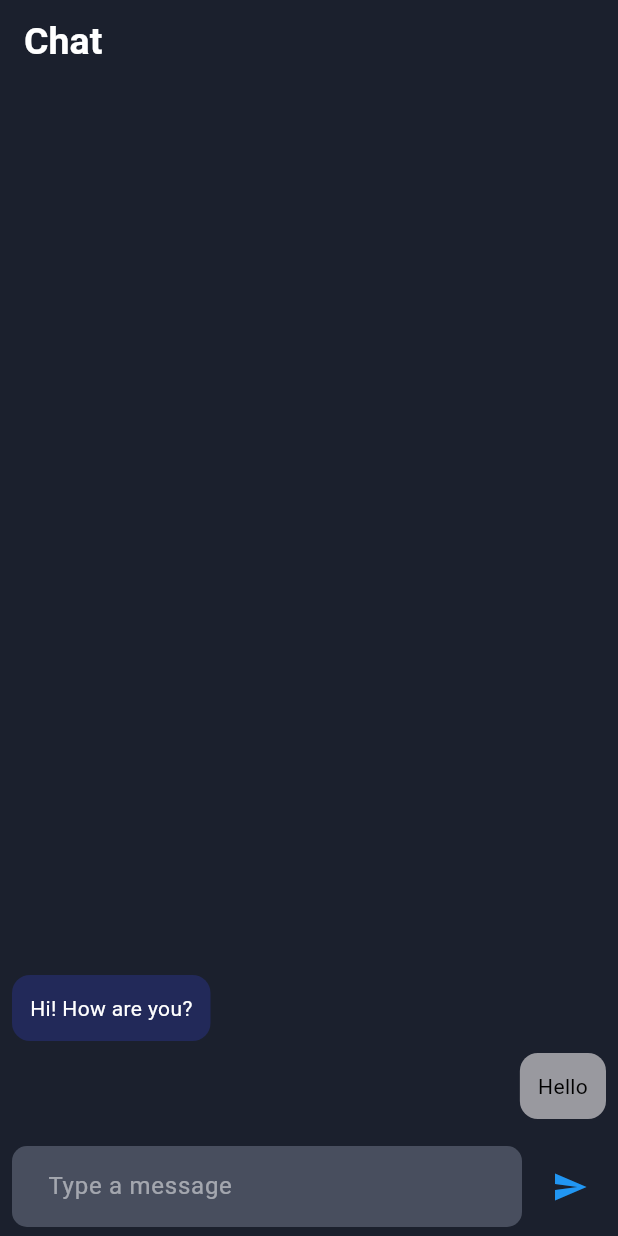
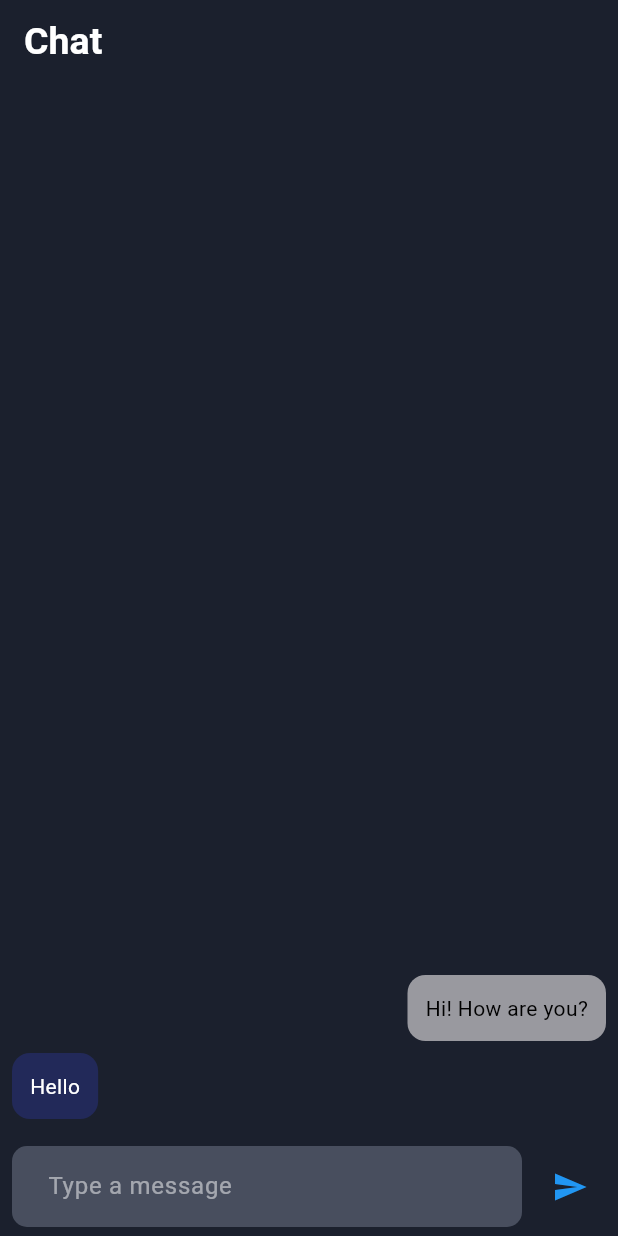
Before and after one commit to RezoneMajhakoti-protocol/Real-Time-E2EE-Chat-Binary-Protocol, a Flutter app: the screen it shows after launch, after a tap on the "send" icon, on a phone screen of 412 x 824 dp. Run offline on Flutter 3.47's test engine with Material 3 defaults, Android fonts, the phone set to English and light mode, and no system bars.

Commit message:
Real Time E2EE Chat FrontEnd Updated and Its Fully Completed

```diff
--- a/Task_1_Real_Time_E2EE_Chat_(Binary_Protocol)/tast_1_real_time_e2ee_binary_protocol/lib/main.dart
+++ b/Task_1_Real_Time_E2EE_Chat_(Binary_Protocol)/tast_1_real_time_e2ee_binary_protocol/lib/main.dart
@@ -31,11 +31,29 @@ class _messages_Test {
 
 
 class _MyHomePageState extends State<MyHomePage> {
-
+  final TextEditingController _text_controller = TextEditingController();
   final List<_messages_Test> message = [
     _messages_Test(text: "Hello", isMe: false),
     _messages_Test(text: "Hi! How are you?", isMe: true)
   ];
+  void sendMessage()
+  {
+    if (_text_controller.text.trim().isEmpty)
+      {
+        return;
+      }
+
+    setState(() {
+
+      message.insert(0, _messages_Test(text: _text_controller.text, isMe: true));
+
+    });
+
+    _text_controller.clear();
+
+  }
+
+
 
   @override
   Widget build(BuildContext context) {
@@ -61,19 +79,19 @@ class _MyHomePageState extends State<MyHomePage> {
               itemBuilder: (context, index){
               final msg = message[index];
               return Align(
-                alignment: msg.isMe ? Alignment.centerLeft : Alignment.centerRight,
+                alignment: msg.isMe ? Alignment.centerRight : Alignment.centerLeft,
                 child: Container(
                   margin: const EdgeInsets.symmetric(vertical: 4),
                   padding: const EdgeInsets.all(12),
                   constraints: const BoxConstraints(maxWidth: 280),
                   decoration: BoxDecoration(
-                    color: msg.isMe ? Color(0x353B4AFF) : Color(0xFF99999F
+                    color: !msg.isMe ? Color(0x353B4AFF) : Color(0xFF99999F
                     ),
                     borderRadius: BorderRadius.circular(12)
                   ),
                   child: Text(msg.text,
                   style: TextStyle(
-                    color: msg.isMe ? Colors.white : Colors.black
+                    color: !msg.isMe ? Colors.white : Colors.black
                   ),),
                 ),
               );
@@ -83,6 +101,7 @@ class _MyHomePageState extends State<MyHomePage> {
             child: Row(
               children: [
                 Expanded(child: TextField(
+                  controller: _text_controller,
                   style: const TextStyle(color: Colors.white),
                   cursorColor: Colors.white,
                   decoration: InputDecoration(
@@ -96,7 +115,6 @@ class _MyHomePageState extends State<MyHomePage> {
                       borderSide: BorderSide.none,
                     ),
                   ),
-
                 ),
                 ),
                 SizedBox(width: 8,),
@@ -104,7 +122,7 @@ class _MyHomePageState extends State<MyHomePage> {
                     icon: const Icon(Icons.send),
                 color: Colors.blue,
                 onPressed: (){
-
+sendMessage();
                 },)
               ],
             ),
```
